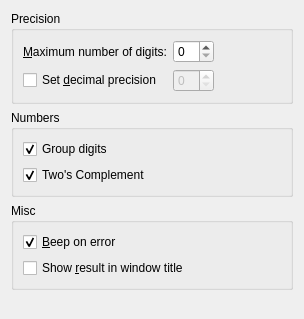
Above: general.ui from KDE/kcalc before the change. Below: the same form after it.
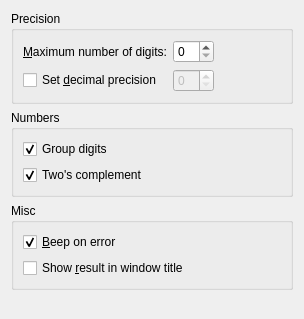
That is the form after the change.

```diff
--- a/general.ui
+++ b/general.ui
@@ -110,7 +110,7 @@
          <string>Select to use Two's Complement notation for Binary, Octal and Hexidecimal numbers. This is a common notation to represent negative numbers for non-decimal numbers in computers.</string>
         </property>
         <property name="text" >
-         <string>Two's Complement</string>
+         <string>Two's complement</string>
         </property>
         <property name="checked" >
          <bool>true</bool>
```
